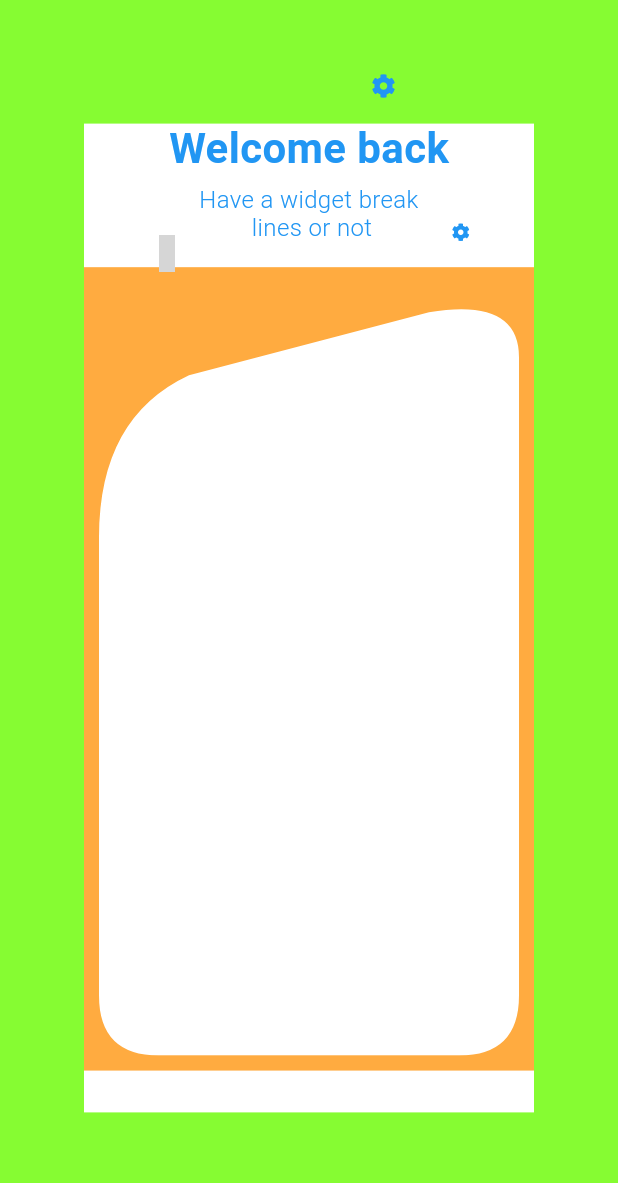
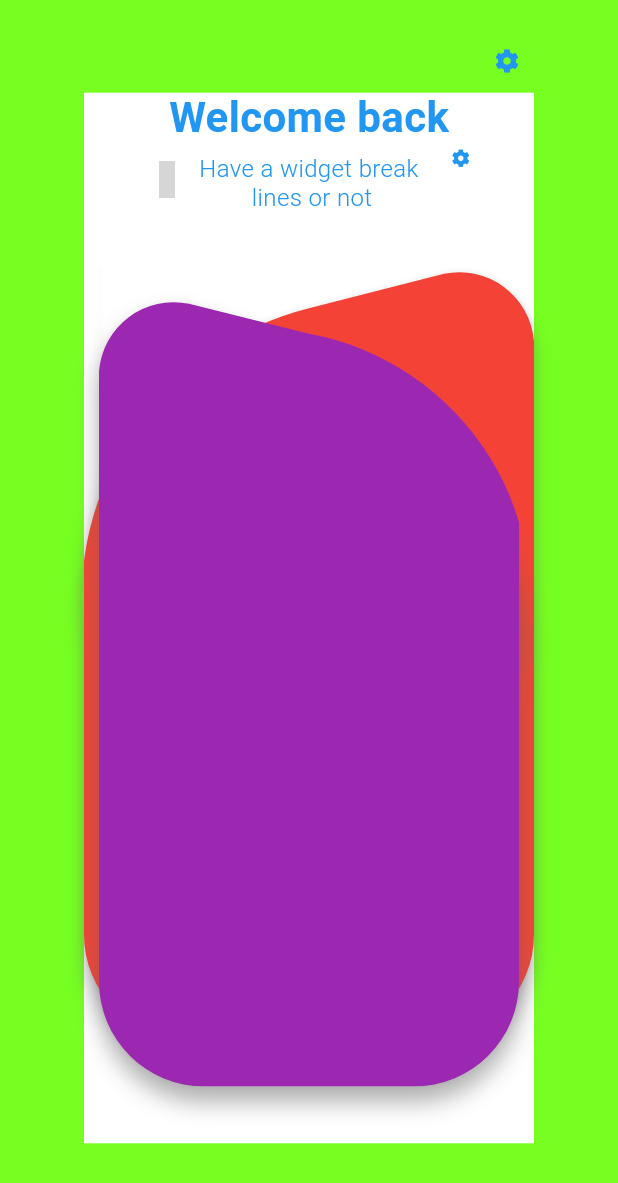
Before and after one commit to flavi2101/Rupe, a Flutter app: the Login screen opened by its route, on a phone screen of 412 x 824 dp. Shown: the top 1183 px of the screen. Run offline on Flutter 3.47's test engine with Material 2 defaults, Android fonts, the phone set to English and light mode, and no system bars; our stand-ins replace font_awesome_flutter, google_fonts, line_awesome_icons; grey boxes are pictures that could not be loaded.

```diff
--- a/lib/screens/Login_screen.dart
+++ b/lib/screens/Login_screen.dart
@@ -2,7 +2,12 @@ import 'package:flutter/material.dart';
 import 'package:font_awesome_flutter/font_awesome_flutter.dart';
 import 'package:google_fonts/google_fonts.dart';
 import 'package:line_awesome_icons/line_awesome_icons.dart';
+import 'package:rupe/widget/Login/LoginClipper.dart';
+import 'package:rupe/widget/Login/LoginShadownPaint.dart';
+import 'package:rupe/widget/Login/SingUpClipper.dart';
+import 'package:rupe/widget/Login/SingUpShadownPaint.dart';
 import 'package:rupe/themeData.dart';
+import '../widget/Login/LoginAbas_screen.dart';
 
 class Login extends StatefulWidget {
   static final route = '/Login';
@@ -22,7 +27,7 @@ class _LoginState extends State<Login> {
           height: dimesionDevice.height,
           width: double.infinity,
           decoration: BoxDecoration(
-            color: ThemeDataCustom.mySecundaryColor[300],
+            color: ThemeDataCustom.mySecundaryColor[400],
           ),
           child: Stack(
             alignment: Alignment.center,
@@ -30,11 +35,12 @@ class _LoginState extends State<Login> {
               Container(
                 color: Colors.white,
                 width: 300,
-                height: dimesionDevice.height * 0.8,
+                height: dimesionDevice.height * 0.85,
                 child: Column(
                   mainAxisAlignment: MainAxisAlignment.start,
                   crossAxisAlignment: CrossAxisAlignment.center,
                   children: <Widget>[
+                    // inserir fonte local para usar text como const
                     Text(
                       'Welcome back',
                       style: GoogleFonts.roboto(
@@ -46,6 +52,7 @@ class _LoginState extends State<Login> {
                     SizedBox(
                       height: dimesionDevice.height * 0.01,
                     ),
+                    // inserir fonte local para usar text como const
                     Text(
                       'Have a widget break \n lines or not',
                       textAlign: TextAlign.center,
@@ -59,29 +66,25 @@ class _LoginState extends State<Login> {
                       height: dimesionDevice.height * 0.02,
                     ),
                     Container(
-                      height: dimesionDevice.height * 0.65,
-                      width: double.infinity,
-                      color: Colors.orangeAccent,
+                      height: dimesionDevice.height * 0.7,
                       child: Stack(
                         children: <Widget>[
-                          Positioned(
-                            top: 20,
-                            right: 10,
-                            left: 10,
-                            bottom: 10,
-                            child: CustomPaint(
-                              child: ClipPath(
-                                clipper: LoginClipper(),
-                                child: Container(
-                                  height: (dimesionDevice.height * 0.65),
-                                  width: double.infinity,
-                                  decoration: BoxDecoration(
-                                    color: Colors.white,
-                                  ),
-                                ),
+                          Column(
+                            children: <Widget>[
+                              LoginAbas(
+                                color: Colors.red,
+                                dimesionDevice: dimesionDevice,
+                                clipper: SingUpClipper(),
+                                painter: SingUpShadownPaint(),
                               ),
-                            ),
-                          )
+                            ],
+                          ),
+                          LoginAbas(
+                            color: Colors.purple,
+                            dimesionDevice: dimesionDevice,
+                            clipper: LoginClipper(),
+                            painter: LoginShadownPaint(),
+                          ),
                         ],
                       ),
                     )
@@ -89,9 +92,9 @@ class _LoginState extends State<Login> {
                 ),
               ),
               Positioned(
-                right: dimesionDevice.height * 0.18,
-                top: dimesionDevice.height * 0.06,
-                child: Icon(
+                right: dimesionDevice.height * 0.08,
+                top: dimesionDevice.height * 0.04,
+                child: const Icon(
                   FontAwesomeIcons.cog,
                   color: Colors.blue,
                   size: 16,
@@ -99,8 +102,8 @@ class _LoginState extends State<Login> {
               ),
               Positioned(
                 right: dimesionDevice.height * 0.12,
-                top: dimesionDevice.height * 0.18,
-                child: Icon(
+                top: dimesionDevice.height * 0.12,
+                child: const Icon(
                   FontAwesomeIcons.cog,
                   color: Colors.blue,
                   size: 12,
@@ -108,8 +111,8 @@ class _LoginState extends State<Login> {
               ),
               Positioned(
                 left: dimesionDevice.height * 0.12,
-                top: dimesionDevice.height * 0.19,
-                child: Icon(
+                top: dimesionDevice.height * 0.13,
+                child: const Icon(
                   LineAwesomeIcons.close,
                   color: Colors.blue,
                   size: 25,
@@ -122,38 +125,3 @@ class _LoginState extends State<Login> {
     );
   }
 }
-
-class LoginClipper extends CustomClipper<Path> {
-  Path path = Path();
-  double radius = 40;
-
-  @override
-  Path getClip(Size size) {
-    var x = size.width;
-    var y = size.height;
-
-    path.moveTo(0, 2 * radius);
-    path.lineTo(0, y - radius);
-    path.quadraticBezierTo(0, y, radius, y);
-    path.lineTo(x - radius, y);
-    path.quadraticBezierTo(x, y, x, y - radius);
-    path.lineTo(x, radius);
-    path.quadraticBezierTo(x, 0, x - (1.5 * radius), 0.25 * radius);
-    path.lineTo(1.5 * radius, 1.3 * radius);
-    path.quadraticBezierTo(0, 2 * radius, 0, 4 * radius);
-
-    //     clockwise: false, radius: Radius.circular(radius));
-    // path.lineTo(x, y - 180);
-    // path.arcToPoint(Offset(x - radius, y - 180 - radius),
-    //     clockwise: false, radius: Radius.circular(radius));
-
-    path.close();
-
-    return path;
-  }
-
-  @override
-  bool shouldReclip(CustomClipper<Path> oldClipper) {
-    return false;
-  }
-}
--- a/lib/screens/onBoarding_screen.dart
+++ b/lib/screens/onBoarding_screen.dart
@@ -2,7 +2,7 @@ import 'package:flutter/material.dart';
 import 'package:provider/provider.dart';
 import 'package:rupe/screens/Login_screen.dart';
 import 'package:rupe/themeData.dart';
-import '../widget/onBoarding_widget.dart';
+import '../widget/OnBoarding/onBoarding_widget.dart';
 import '../Provider/onBoarding_provider.dart';
 
 class OnBoardingScreen extends StatefulWidget {
--- /dev/null
+++ b/lib/widget/Login/LoginAbas_screen.dart
@@ -0,0 +1,38 @@
+import 'package:flutter/material.dart';
+
+class LoginAbas extends StatelessWidget {
+  final Size dimesionDevice;
+  final CustomPainter painter;
+  final CustomClipper<Path> clipper;
+  final Color color;
+
+  const LoginAbas({
+    @required this.dimesionDevice,
+    @required this.painter,
+    @required this.clipper,
+    @required this.color,
+  });
+
+  @override
+  Widget build(BuildContext context) {
+    return Positioned(
+      top: 20,
+      right: 10,
+      left: 10,
+      bottom: 10,
+      child: CustomPaint(
+        painter: painter,
+        child: ClipPath(
+          clipper: clipper,
+          child: Container(
+            height: (dimesionDevice.height * 0.65),
+            width: double.infinity,
+            decoration: BoxDecoration(
+              color: color,
+            ),
+          ),
+        ),
+      ),
+    );
+  }
+}
--- /dev/null
+++ b/lib/widget/Login/LoginClipper.dart
@@ -0,0 +1,32 @@
+import 'package:flutter/material.dart';
+
+class LoginClipper extends CustomClipper<Path> {
+  final path = Path();
+
+  @override
+  Path getClip(Size size) {
+    var x = size.width;
+    var y = size.height;
+
+    path.moveTo(0, 0);
+    path.lineTo(0, y - 70);
+    path.arcToPoint(Offset(70, y),
+        clockwise: false, radius: Radius.circular(70));
+    path.lineTo(x - 70, y);
+    path.arcToPoint(Offset(x, y - 70),
+        clockwise: false, radius: Radius.circular(70));
+    path.lineTo(x, y / 2);
+    path.arcToPoint(Offset(x / 2, 45),
+        clockwise: false, radius: Radius.circular(180));
+    path.lineTo(60, 25);
+    path.arcToPoint(Offset(0, 70),
+        clockwise: false, radius: Radius.circular(50));
+
+    return path;
+  }
+
+  @override
+  bool shouldReclip(CustomClipper<Path> oldClipper) {
+    return false;
+  }
+}
--- /dev/null
+++ b/lib/widget/Login/SingUpClipper.dart
@@ -0,0 +1,33 @@
+import 'package:flutter/material.dart';
+
+class SingUpClipper extends CustomClipper<Path> {
+  final path = Path();
+  double radius = 40;
+
+  @override
+  Path getClip(Size size) {
+    var x = size.width;
+    var y = size.height;
+
+    path.moveTo(0, y / 2);
+    path.lineTo(0, y - 70);
+    path.arcToPoint(Offset(70, y),
+        clockwise: false, radius: Radius.circular(70));
+    path.lineTo(x - 70, y);
+    path.arcToPoint(Offset(x, y - 70),
+        clockwise: false, radius: Radius.circular(70));
+    path.lineTo(x, 70);
+    path.arcToPoint(Offset(x - 60, 25),
+        clockwise: false, radius: Radius.circular(50));
+    path.lineTo(x / 2, 48);
+    path.arcToPoint(Offset(0, y / 2),
+        clockwise: false, radius: Radius.circular(200));
+
+    return path;
+  }
+
+  @override
+  bool shouldReclip(CustomClipper<Path> oldClipper) {
+    return false;
+  }
+}
```
Also changed, not shown: lib/widget/Login/LoginShadownPaint.dart (added, +32 -0 lines), lib/widget/Login/SingUpShadownPaint.dart (added, +32 -0 lines), lib/widget/OnBoarding/onBoarding_widget.dart (added, +43 -0 lines), lib/widget/onBoarding_widget.dart (deleted, +0 -43 lines), 4 other files.
